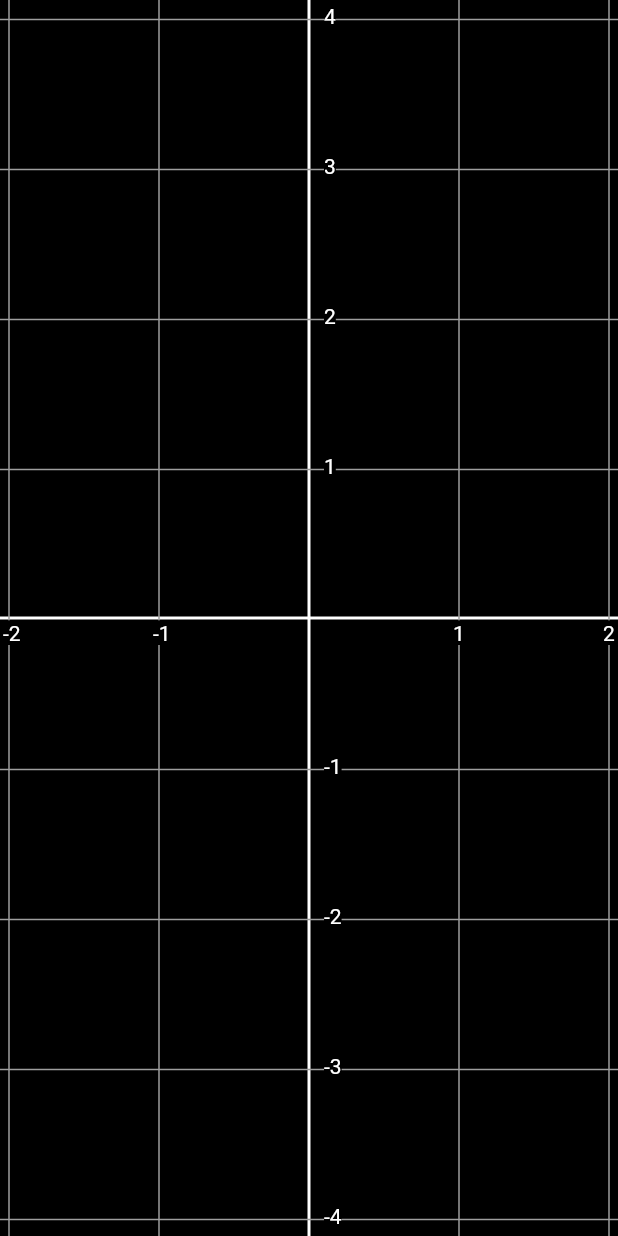
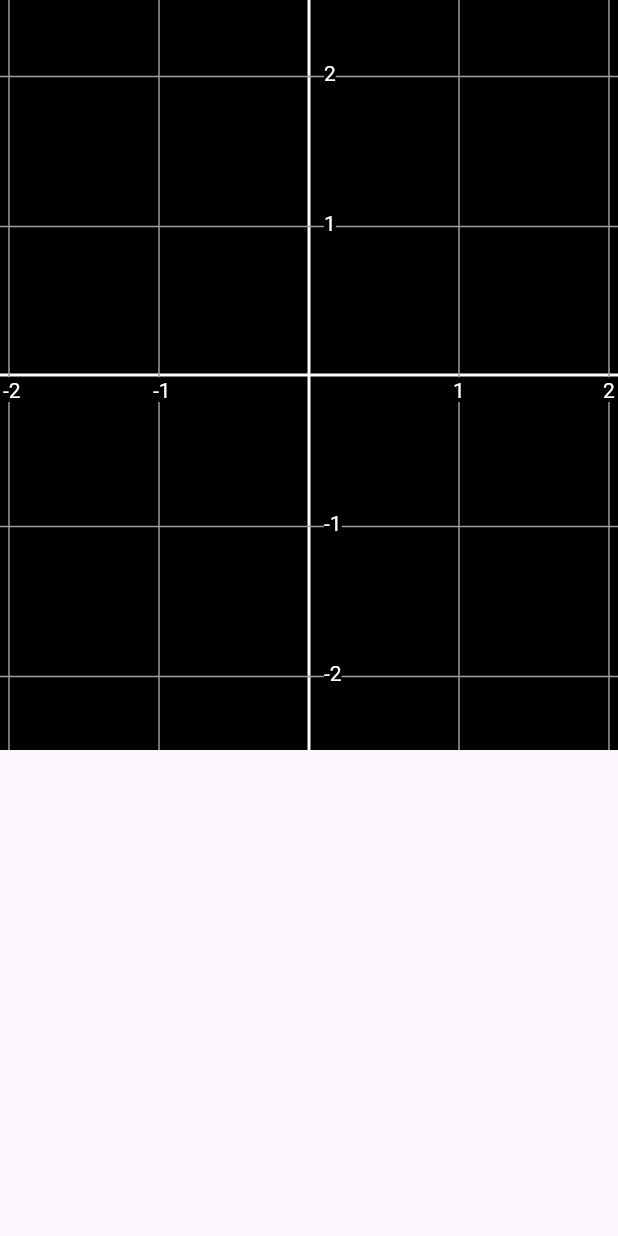
Before and after one commit to Muslims-code/graph_calculator_example, a Flutter app: the screen it shows after launch, on a phone screen of 412 x 824 dp. Run offline on Flutter 3.47's test engine with Material 2 defaults, Android fonts, the phone set to English and light mode, and no system bars.

Commit message:
اصلاح : مشكل خروج الرسم عن الاطار
ظهر انه موجودة دالة تخليك تقص الاضافات الي خارجة عن اطار الرسم

```diff
--- a/lib/main.dart
+++ b/lib/main.dart
@@ -17,7 +17,9 @@ class MyApp extends StatelessWidget {
         colorScheme: ColorScheme.fromSeed(seedColor: Colors.deepPurple),
         useMaterial3: true,
       ),
-      home: GraphWidget(graph: Graph()),
+      home: Scaffold(
+        body: GraphWidget(graph: Graph()),
+      ),
     );
   }
 }
@@ -46,11 +48,11 @@ class _GraphWidgetState extends State<GraphWidget> {
       child: Container(
         color: widget.graph.backgroundColor,
         child: CustomPaint(
+          size: const Size(500, 500),
           painter: MyPainter(
               xAddition: _xAddition,
               yAddition: _yAddition,
               graph: widget.graph),
-          child: Container(),
         ),
       ),
     );
@@ -117,6 +119,9 @@ class MyPainter extends CustomPainter {
 
   @override
   void paint(Canvas canvas, Size size) {
+    canvas.clipRect(
+        Rect.fromPoints(Offset(0, 0), Offset(size.width, size.height)));
+
     canvas.translate(size.width / 2 + _xAddition, size.height / 2 + _yAddition);
     drawAxes(canvas, size);
 
@@ -164,6 +169,7 @@ class MyPainter extends CustomPainter {
 
       counter++;
     }
+
   }
 
   @override
```
